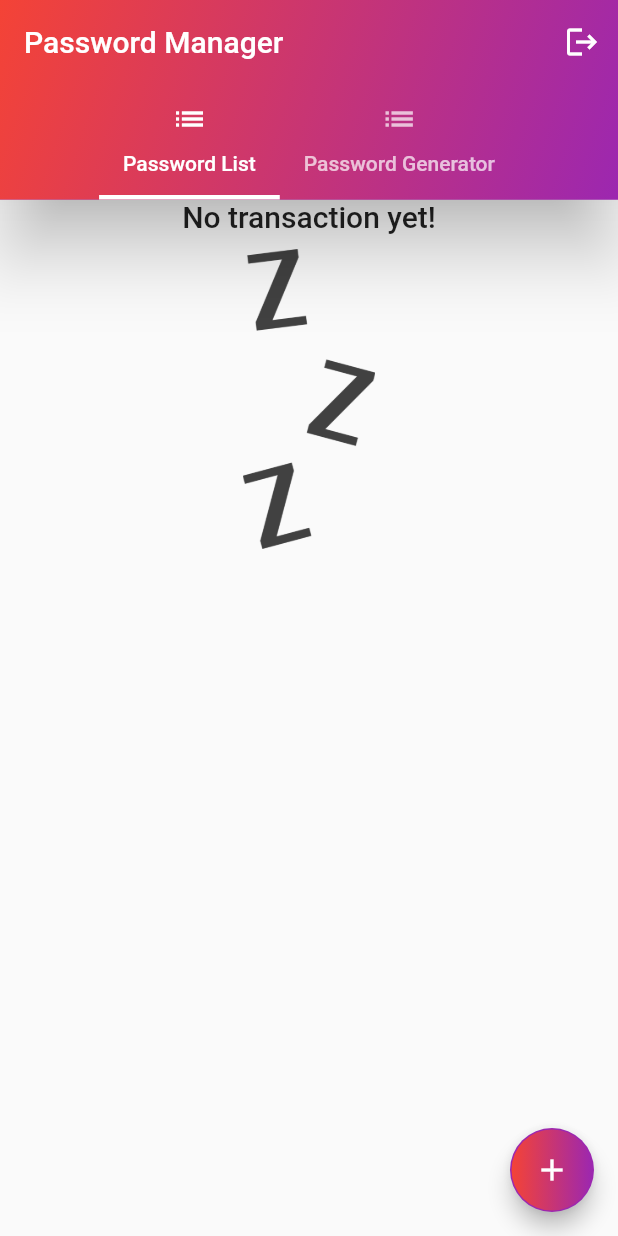
After one commit to umairliaqat33/Password_Manager, a Flutter app: the Shifter screen opened directly, on a phone screen of 412 x 824 dp. The commit adds this screen. Run offline on Flutter 3.47's test engine with Material 2 defaults, Android fonts, the light colour scheme and no system bars; our stand-ins replace cloud_firestore, firebase_auth, firebase_core, fluttertoast, google_sign_in, modal_progress_hud; accounts and stored records are empty; Roboto replaces fonts that are missing (Quicksand).

Commit message:
made user able to delete and view a list of credentials . Task id: YYyyuDei and also made him able to switch between list of credentials and password generator as well. Task id: 87I7CbIj

```diff
--- /dev/null
+++ b/lib/data_screens/list_screen.dart
@@ -0,0 +1,163 @@
+import 'package:cloud_firestore/cloud_firestore.dart';
+import 'package:firebase_auth/firebase_auth.dart';
+import 'package:flutter/material.dart';
+import 'package:password_manager/models/database.dart';
+import 'package:provider/provider.dart';
+
+final _fireStore = FirebaseFirestore.instance;
+final _auth = FirebaseAuth.instance;
+User? user = _auth.currentUser;
+
+class PasswordList extends StatefulWidget {
+  const PasswordList({Key? key}) : super(key: key);
+
+  @override
+  State<PasswordList> createState() => _PasswordListState();
+}
+
+class _PasswordListState extends State<PasswordList> {
+  @override
+  void initState() {
+    setState(() {
+      Credentials transact = Credentials();
+      transact.getList();
+      // transact.recentTransactions;
+    });
+    super.initState();
+  }
+
+  @override
+  Widget build(BuildContext context) {
+    return Consumer<Credentials>(
+      builder: (context, Password, child) {
+        return StreamBuilder<QuerySnapshot>(
+          stream: _fireStore
+              .collection('Users')
+              .doc(user!.uid)
+              .collection('credentials')
+              // .orderBy('website', descending: true)
+              .snapshots(),
+          builder:
+              (BuildContext context, AsyncSnapshot<QuerySnapshot> snapshot) {
+            final media = MediaQuery.of(context);
+            return snapshot.connectionState == ConnectionState.waiting
+                ? Center(
+                    child: CircularProgressIndicator(
+                    valueColor: AlwaysStoppedAnimation<Color>(Colors.orange),
+                  ))
+                : snapshot.data!.docs.isEmpty
+                    ? Column(
+                        children: [
+                          Text(
+                            "No transaction yet!",
+                            style: Theme.of(context).textTheme.titleLarge,
+                          ),
+                          SizedBox(
+                            height: 10,
+                          ),
+                          Container(
+                            height: 200,
+                            child: Image.asset(
+                              "image/waiting.png",
+                              fit: BoxFit.cover,
+                            ),
+                          ),
+                        ],
+                      )
+                    : ListView.builder(
+                        itemCount: snapshot.data!.docs.length,
+                        itemBuilder: (context, index) {
+                          DocumentSnapshot data = snapshot.data!.docs[index];
+                          String name = data.get("userName");
+                          String password = data.get("password");
+                          String email=data.get("email");
+                          String website=data.get("website");
+                          return Card(
+                            elevation: 4,
+                            child: Padding(
+                              padding: EdgeInsets.all(4.0),
+                              child: Row(
+                                crossAxisAlignment: CrossAxisAlignment.center,
+                                children: [
+                                  Container(
+                                    margin: EdgeInsets.only(
+                                      left: 20,
+                                      right: 20,
+                                    ),
+                                    padding: EdgeInsets.all(5),
+                                    child: CircleAvatar(
+                                      radius: 30,
+                                      child: Padding(
+                                        padding: EdgeInsets.all(8),
+                                        child: FittedBox(
+                                          child: Text(
+                                            website,
+                                            style: TextStyle(
+                                              fontWeight: FontWeight.bold,
+                                              fontSize: 20,
+                                            ),
+                                          ),
+                                        ),
+                                      ),
+                                    ),
+                                  ),
+                                  Flexible(
+                                    //it will help our text not to occupy space which is remaining after all other widgets.
+                                    fit: FlexFit.tight,
+                                    child: SingleChildScrollView(
+                                      //this is used to make our text scrollable if text exceeds from limit
+                                      scrollDirection: Axis.horizontal,
+                                      child: Column(
+                                        crossAxisAlignment:
+                                            CrossAxisAlignment.start,
+                                        children: [
+                                          Text(
+                                            name,
+                                            style: TextStyle(
+                                              fontSize: 20,
+                                              fontWeight: FontWeight.bold,
+                                            ),
+                                          ),
+                                          Text(
+                                            email,
+                                            style: TextStyle(
+                                              color: Colors.grey,
+                                            ),
+                                          ),
+                                        ],
+                                      ),
+                                    ),
+                                  ),
+                                  Container(
+                                      child: Align(
+                                    alignment: Alignment.centerRight,
+                                    child: media.size.width > 450
+                                        ? TextButton.icon(
+                                            onPressed: () {
+
+                                            },
+                                            icon: Icon(Icons.delete),
+                                            label: Text("Delete"),
+                                          )
+                                        : IconButton(
+                                            onPressed: () {
+                                              Password.delete(data);
+                                              print("password deleted");
+                                            },
+                                            icon: Icon(
+                                              Icons.delete,
+                                              color: Colors.purpleAccent,
+                                            ),
+                                          ),
+                                  )),
+                                ],
+                              ),
+                            ),
+                          );
+                        });
+          },
+        );
+      },
+    );
+  }
+}
--- /dev/null
+++ b/lib/models/database.dart
@@ -0,0 +1,93 @@
+import 'package:cloud_firestore/cloud_firestore.dart';
+import 'package:firebase_auth/firebase_auth.dart';
+import 'package:flutter/cupertino.dart';
+import 'package:fluttertoast/fluttertoast.dart';
+
+final _fireStore = FirebaseFirestore.instance;
+final _auth = FirebaseAuth.instance;
+User? user = _auth.currentUser;
+
+class Credentials with ChangeNotifier {
+  String? email;
+  String? userName;
+  String? password;
+  String? website;
+
+  Credentials({this.userName, this.password, this.website, this.email});
+
+  // List<Credentials> credentialsList = [];
+
+  factory Credentials.fromMap(map) {
+    return Credentials(
+        email: map['email'],
+        userName: map['userName'],
+        password: map['password'],
+        website: map['website']);
+  }
+
+  //sending data to firebase
+  Map<String, dynamic> toMap() {
+    return {
+      'email': email,
+      'password': password,
+      'website': website,
+      'userName': userName,
+    };
+  }
+
+  postDetailsToFireStore(
+      String email, String name, String website, String password) async {
+    FirebaseFirestore firebaseFirestore = FirebaseFirestore.instance;
+    User? user = _auth.currentUser;
+    Credentials credentials = Credentials();
+    credentials.userName = name;
+    credentials.password = password;
+    credentials.website = website;
+    credentials.email = email;
+
+    await firebaseFirestore
+        .collection('Users')
+        .doc(user?.uid)
+        .collection('credentials')
+        .doc()
+        .set(credentials.toMap());
+    Fluttertoast.showToast(msg: "Credentials Added Successfully");
+    notifyListeners();
+  }
+
+  void delete(DocumentSnapshot data) {
+    _fireStore
+        .collection('Users')
+        .doc(user!.uid)
+        .collection('credentials')
+        .doc(data.id)
+        .delete();
+    notifyListeners();
+  }
+
+  List<Credentials> sampleList = [];
+
+  getList() async {
+    await _fireStore
+        .collection('Users')
+        .doc(user!.uid)
+        .collection('credentials')
+        .snapshots()
+        .listen((snap) {
+      sampleList.clear();
+      snap.docs.forEach((d) {
+        sampleList.add(
+          Credentials(
+              password: d.get('password'),
+              website: d.get('website'),
+              userName: d.get('userName'),
+              email: d.get('email')),
+        );
+      });
+    });
+  }
+
+  void clearit() {
+    sampleList.clear();
+  }
+}
--- a/lib/screens/login_screen.dart
+++ b/lib/screens/login_screen.dart
@@ -7,7 +7,6 @@ import 'package:google_sign_in/google_sign_in.dart';
 import 'package:modal_progress_hud/modal_progress_hud.dart';
 import 'package:password_manager/main.dart';
 import 'package:password_manager/models/constants.dart';
-import 'package:password_manager/screens/google_signin.dart';
 import 'package:password_manager/screens/password_creating_screen.dart';
 import 'package:password_manager/screens/register_screen.dart';
 import 'package:password_manager/screens/welcom_screen.dart';
--- /dev/null
+++ b/lib/screens/screen_shifter.dart
@@ -0,0 +1,97 @@
+import 'package:cloud_firestore/cloud_firestore.dart';
+import 'package:firebase_auth/firebase_auth.dart';
+import 'package:flutter/material.dart';
+import 'package:fluttertoast/fluttertoast.dart';
+import 'package:password_manager/data_screens/list_screen.dart';
+import 'package:password_manager/models/database.dart';
+import 'package:password_manager/screens/password_creating_screen.dart';
+import 'package:provider/provider.dart';
+
+import 'login_screen.dart';
+
+class Shifter extends StatefulWidget {
+  @override
+  State<Shifter> createState() => _ShifterState();
+}
+
+class _ShifterState extends State<Shifter> {
+  @override
+  Widget build(BuildContext context) {
+    return Consumer<Credentials>(builder: (context, Transactions, child) {
+      return DefaultTabController(
+        length: 2,
+        child: Scaffold(
+          floatingActionButton: FloatingActionButton(
+            onPressed: () {
+              print("helow");
+            },
+            child: Container(
+              width: 54,
+              height: 54,
+              decoration: BoxDecoration(
+                shape: BoxShape.circle,
+                gradient: LinearGradient(colors: [
+                  Colors.purple,
+                  Colors.red,
+                ], begin: Alignment.topRight, end: Alignment.topLeft),
+              ),
+              child: Icon(
+                Icons.add,
+              ),
+            ),
+          ),
+          appBar: AppBar(
+            elevation: 20,
+            flexibleSpace: Container(
+              decoration: BoxDecoration(
+                gradient: LinearGradient(colors: [
+                  Colors.purple,
+                  Colors.red,
+                ], begin: Alignment.bottomRight, end: Alignment.topLeft),
+              ),
+            ),
+            title: Text("Password Manager"),
+            actions: [
+              IconButton(
+                onPressed: () async {
+                  await FirebaseAuth.instance.signOut();
+                  Fluttertoast.showToast(msg: "SignOutSuccessful");
+                  Navigator.pushReplacement(
+                      context,
+                      MaterialPageRoute(
+                          builder: (context) => LoginScreen())).catchError((e) {
+                    Fluttertoast.showToast(msg: e);
+                  });
+                },
+                icon: Icon(Icons.logout),
+              ),
+            ],
+            bottom: TabBar(
+              isScrollable: true,
+              indicatorWeight: 5,
+              indicator: UnderlineTabIndicator(
+                borderSide: BorderSide(color: Colors.white, width: 3),
+              ),
+              tabs: [
+                Tab(
+                  text: "Password List",
+                  icon: Icon(Icons.list),
+                ),
+                Tab(
+                  text: "Password Generator",
+                  icon: Icon(Icons.list),
+                ),
+              ],
+            ),
+          ),
+          body: TabBarView(
+            children: [
+              PasswordList(),
+              PasswordCreation(),
+            ],
+          ),
+        ),
+      );
+    });
+  }
+}
--- a/lib/screens/welcom_screen.dart
+++ b/lib/screens/welcom_screen.dart
@@ -4,6 +4,7 @@ import 'package:flutter/material.dart';
 import 'package:firebase_auth/firebase_auth.dart';
 import 'package:google_sign_in/google_sign_in.dart';
 import 'package:password_manager/screens/password_creating_screen.dart';
+import 'package:password_manager/screens/screen_shifter.dart';
 
 class WelcomeUserScreen extends StatefulWidget {
   @override
@@ -17,7 +18,7 @@ class _WelcomeUserScreenState extends State<WelcomeUserScreen> {
   Time() {
     Timer(Duration(seconds: 5), () {
       Navigator.pushReplacement(
-          context, MaterialPageRoute(builder: (context) => PasswordCreation()));
+          context, MaterialPageRoute(builder: (context) => Shifter()));
     });
   }
 
@@ -36,7 +37,7 @@ class _WelcomeUserScreenState extends State<WelcomeUserScreen> {
           .get()
           .then((value) {
         setState(() {
-          name = value.get('Name');
+          name = value.get('name');
         });
       });
     }else{
--- a/pubspec.yaml
+++ b/pubspec.yaml
@@ -41,6 +41,7 @@ dependencies:
   modal_progress_hud: ^0.1.3
   cloud_firestore: ^3.4.2
   google_sign_in: ^5.4.0
+  provider: ^6.0.3
 
 dev_dependencies:
   flutter_test:
```
Also changed, not shown: lib/main.dart (+7 -1 lines), lib/models/credentials.dart (+9 -9 lines), lib/screens/password_creating_screen.dart (+1 -21 lines), lib/screens/register_screen.dart (+35 -20 lines), image/waiting.png (added), lib/data_screens/add_credentials.dart (added), pubspec.lock.
